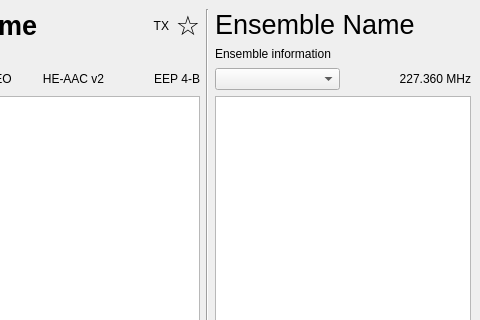
Above: gui/mainwindow.ui from KejPi/AbracaDABra before the change; both pictures show x 149 to 629 and y 0 to 320 of the 629 by 487 pixel window. Below: the same form after it.
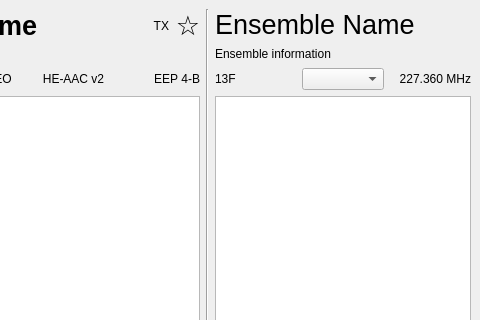
That is the form after the change. Custom widgets are drawn as their Qt base class.

Commit message: Basic/Expert mode - initila implementation only for switch between channel combo and label

```diff
--- a/gui/mainwindow.ui
+++ b/gui/mainwindow.ui
@@ -171,6 +171,16 @@
     </item>
     <item row="1" column="2">
      <layout class="QHBoxLayout" name="channeLayout">
+      <item>
+       <widget class="QLabel" name="channelLabel">
+        <property name="toolTip">
+         <string>Current channel</string>
+        </property>
+        <property name="text">
+         <string>13F</string>
+        </property>
+       </widget>
+      </item>
       <item>
        <widget class="QComboBox" name="channelCombo"/>
       </item>
```
Left out of the diff: 3 changed lines with no effect on the pictures. The commit also changes 2 other files.
